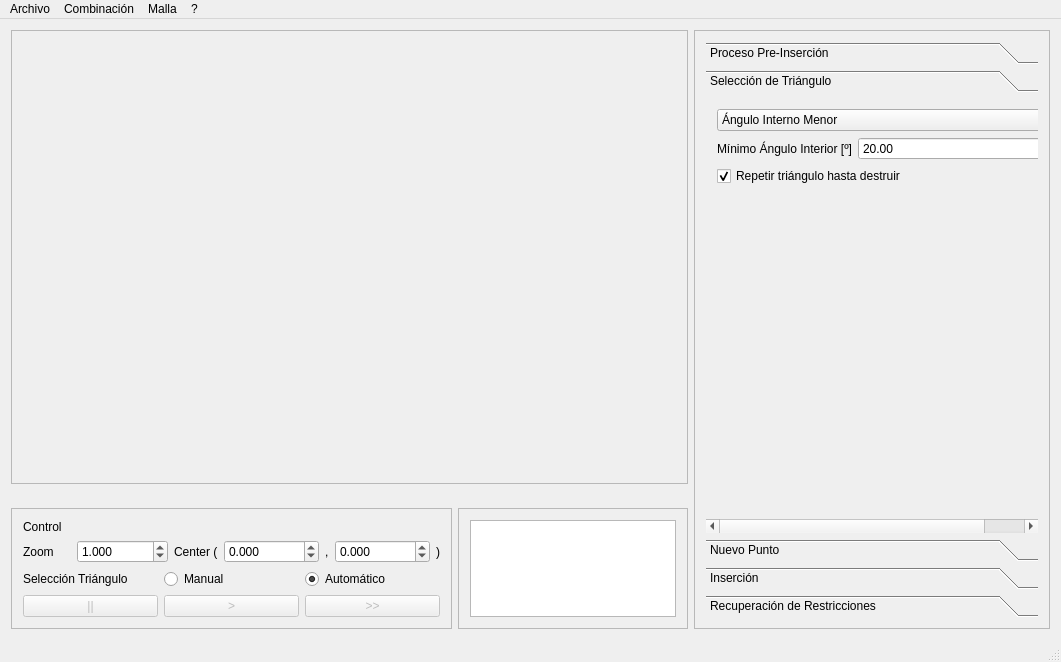
Qt form gui/forms/MainWindow.ui (afaundez/mesh-suite) before a commit.
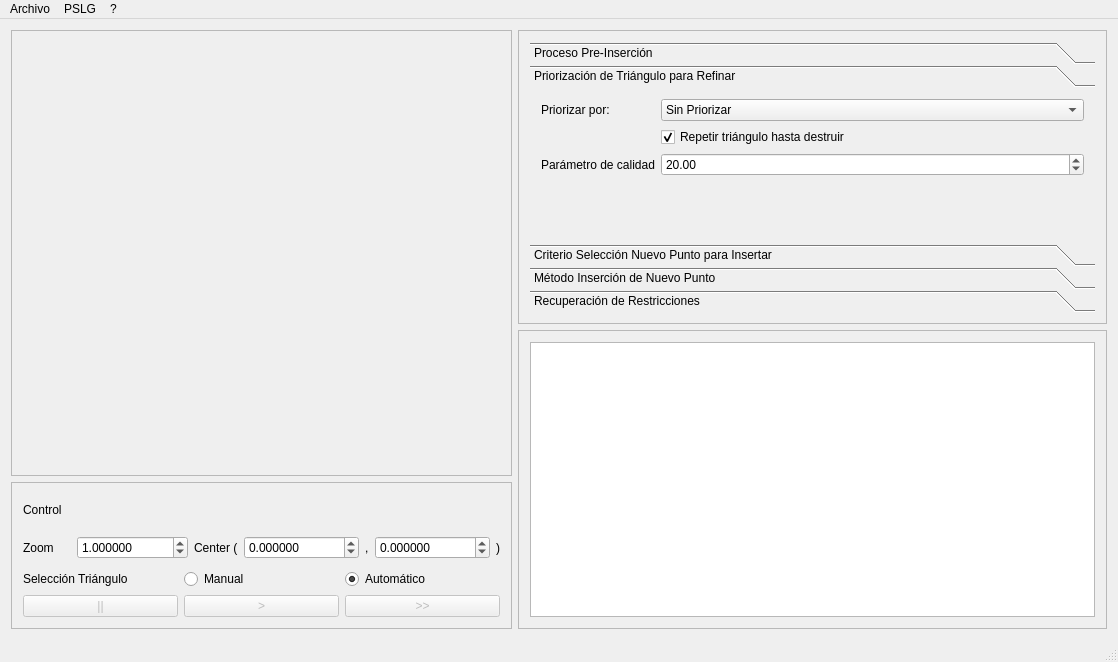
The same form after that commit. The open tabs and pages were chosen to show the change.

Patch:
```diff
--- a/gui/forms/MainWindow.ui
+++ b/gui/forms/MainWindow.ui
@@ -6,7 +6,7 @@
    <rect>
     <x>0</x>
     <y>0</y>
-    <width>1061</width>
+    <width>1118</width>
     <height>662</height>
    </rect>
   </property>
@@ -21,7 +21,7 @@
   </property>
   <widget class="QWidget" name="centralWidget">
    <layout class="QGridLayout" name="gridLayout_4">
-    <item row="0" column="0" colspan="2">
+    <item row="0" column="0" rowspan="6">
      <widget class="QFrame" name="viewerFrame">
       <property name="frameShape">
        <enum>QFrame::StyledPanel</enum>
@@ -49,7 +49,177 @@
       </layout>
      </widget>
     </item>
-    <item row="0" column="5" rowspan="6">
+    <item row="6" column="0" rowspan="2">
+     <widget class="QFrame" name="controlFrame">
+      <property name="frameShape">
+       <enum>QFrame::StyledPanel</enum>
+      </property>
+      <property name="frameShadow">
+       <enum>QFrame::Raised</enum>
+      </property>
+      <layout class="QVBoxLayout" name="verticalLayout">
+       <item>
+        <widget class="QLabel" name="infoControl">
+         <property name="text">
+          <string>Control</string>
+         </property>
+        </widget>
+       </item>
+       <item>
+        <layout class="QHBoxLayout" name="horizontalLayout_3">
+         <item>
+          <widget class="QLabel" name="scaleLabel">
+           <property name="text">
+            <string>Zoom     </string>
+           </property>
+          </widget>
+         </item>
+         <item>
+          <widget class="QDoubleSpinBox" name="scaleSpinBox">
+           <property name="decimals">
+            <number>6</number>
+           </property>
+           <property name="minimum">
+            <double>0.000001000000000</double>
+           </property>
+           <property name="maximum">
+            <double>1000000005.999999046325684</double>
+           </property>
+           <property name="singleStep">
+            <double>0.500000000000000</double>
+           </property>
+           <property name="value">
+            <double>1.000000000000000</double>
+           </property>
+          </widget>
+         </item>
+         <item>
+          <widget class="QLabel" name="openCenterLavel">
+           <property name="text">
+            <string>Center (</string>
+           </property>
+          </widget>
+         </item>
+         <item>
+          <widget class="QDoubleSpinBox" name="xTranslateDoubleSpinBox">
+           <property name="decimals">
+            <number>6</number>
+           </property>
+           <property name="minimum">
+            <double>-999999999.000000000000000</double>
+           </property>
+           <property name="maximum">
+            <double>999999999.000000000000000</double>
+           </property>
+          </widget>
+         </item>
+         <item>
+          <widget class="QLabel" name="commaCenterLabel">
+           <property name="text">
+            <string>,</string>
+           </property>
+          </widget>
+         </item>
+         <item>
+          <widget class="QDoubleSpinBox" name="yTranslateDoubleSpinBox">
+           <property name="decimals">
+            <number>6</number>
+           </property>
+           <property name="minimum">
+            <double>-999999999.000000000000000</double>
+           </property>
+           <property name="maximum">
+            <double>999999999.000000000000000</double>
+           </property>
+          </widget>
+         </item>
+         <item>
+          <widget class="QLabel" name="closeCenterLabel">
+           <property name="text">
+            <string>)</string>
+           </property>
+          </widget>
+         </item>
+        </layout>
+       </item>
+       <item>
+        <layout class="QHBoxLayout" name="horizontalLayout">
+         <item>
+          <widget class="QLabel" name="selectionTriangleLabel">
+           <property name="text">
+            <string>Selección Triángulo</string>
+           </property>
+          </widget>
+         </item>
+         <item>
+          <widget class="QRadioButton" name="manualRadioButton">
+           <property name="text">
+            <string>Manual</string>
+           </property>
+           <property name="shortcut">
+            <string>Ctrl+M</string>
+           </property>
+          </widget>
+         </item>
+         <item>
+          <widget class="QRadioButton" name="automaticRadioButton">
+           <property name="text">
+            <string>Automático</string>
+           </property>
+           <property name="shortcut">
+            <string>Ctrl+A</string>
+           </property>
+           <property name="checked">
+            <bool>true</bool>
+           </property>
+          </widget>
+         </item>
+        </layout>
+       </item>
+       <item>
+        <layout class="QHBoxLayout" name="horizontalLayout_2">
+         <item>
+          <widget class="QPushButton" name="stopButton">
+           <property name="enabled">
+            <bool>false</bool>
+           </property>
+           <property name="text">
+            <string>||</string>
+           </property>
+          </widget>
+         </item>
+         <item>
+          <widget class="QPushButton" name="refineOnceButton">
+           <property name="enabled">
+            <bool>false</bool>
+           </property>
+           <property name="text">
+            <string>&gt;</string>
+           </property>
+           <property name="shortcut">
+            <string>Ctrl+Shift+Space</string>
+           </property>
+          </widget>
+         </item>
+         <item>
+          <widget class="QPushButton" name="refineButton">
+           <property name="enabled">
+            <bool>false</bool>
+           </property>
+           <property name="text">
+            <string>&gt;&gt;</string>
+           </property>
+           <property name="shortcut">
+            <string>Ctrl+Space</string>
+           </property>
+          </widget>
+         </item>
+        </layout>
+       </item>
+      </layout>
+     </widget>
+    </item>
+    <item row="0" column="1" rowspan="4">
      <widget class="QFrame" name="optionFrame">
       <property name="frameShape">
        <enum>QFrame::StyledPanel</enum>
@@ -57,14 +227,17 @@
       <property name="frameShadow">
        <enum>QFrame::Raised</enum>
       </property>
-      <layout class="QGridLayout" name="gridLayout_3">
-       <item row="0" column="1">
+      <layout class="QVBoxLayout" name="verticalLayout_3">
+       <item>
         <widget class="QToolBox" name="optionToolBox">
          <property name="enabled">
           <bool>true</bool>
          </property>
          <property name="currentIndex">
-          <number>0</number>
+          <number>1</number>
+         </property>
+         <property name="tabSpacing">
+          <number>1</number>
          </property>
          <widget class="QWidget" name="preProcessPage">
           <property name="geometry">
@@ -113,56 +286,42 @@
            <rect>
             <x>0</x>
             <y>0</y>
-            <width>426</width>
-            <height>100</height>
+            <width>437</width>
+            <height>154</height>
            </rect>
           </property>
           <attribute name="label">
-           <string>Selección de Triángulo</string>
+           <string>Priorización de Triángulo para Refinar</string>
           </attribute>
           <layout class="QFormLayout" name="formLayout_5">
-           <item row="0" column="0" colspan="2">
-            <widget class="QComboBox" name="automaticTriangleSelectionComboBox">
-             <property name="enabled">
-              <bool>true</bool>
-             </property>
-             <item>
-              <property name="text">
-               <string>Ángulo Interno Menor</string>
-              </property>
-             </item>
-             <item>
-              <property name="text">
-               <string>Arista Más Pequeña</string>
-              </property>
-             </item>
-             <item>
-              <property name="text">
-               <string>Arista Más Pequeña, Prioridad Bordes y Aristas Restringidas</string>
-              </property>
-             </item>
-             <item>
-              <property name="text">
-               <string>Menor Circunradio</string>
-              </property>
-             </item>
-            </widget>
-           </item>
-           <item row="1" column="0">
+           <item row="4" column="0">
             <widget class="QLabel" name="label_2">
              <property name="text">
-              <string>Mínimo Ángulo Interior [º]</string>
+              <string>Parámetro de calidad</string>
              </property>
             </widget>
            </item>
-           <item row="1" column="1">
+           <item row="4" column="1">
             <widget class="QDoubleSpinBox" name="automaticTriangleSelectionDoubleSpinBox">
+             <property name="sizePolicy">
+              <sizepolicy hsizetype="Preferred" vsizetype="Preferred">
+               <horstretch>0</horstretch>
+               <verstretch>0</verstretch>
+              </sizepolicy>
+             </property>
              <property name="value">
               <double>20.000000000000000</double>
              </property>
             </widget>
            </item>
-           <item row="2" column="0" colspan="2">
+           <item row="0" column="0">
+            <widget class="QLabel" name="label_3">
+             <property name="text">
+              <string>Priorizar por:</string>
+             </property>
+            </widget>
+           </item>
+           <item row="3" column="1">
             <widget class="QCheckBox" name="repeatSelectedTriangleCheckBox">
              <property name="text">
               <string>Repetir triángulo hasta destruir</string>
@@ -172,6 +331,49 @@
              </property>
             </widget>
            </item>
+           <item row="0" column="1">
+            <widget class="QComboBox" name="automaticTriangleSelectionComboBox">
+             <property name="enabled">
+              <bool>true</bool>
+             </property>
+             <property name="sizePolicy">
+              <sizepolicy hsizetype="Preferred" vsizetype="Preferred">
+               <horstretch>0</horstretch>
+               <verstretch>0</verstretch>
+              </sizepolicy>
+             </property>
+             <item>
+              <property name="text">
+               <string>Sin Priorizar</string>
+              </property>
+             </item>
+             <item>
+              <property name="text">
+               <string>Ángulo Interno Menor</string>
+              </property>
+             </item>
+             <item>
+              <property name="text">
+               <string>Arista Más Pequeña</string>
+              </property>
+             </item>
+             <item>
+              <property name="text">
+               <string>Arista Más Pequeña, Prioridad Bordes</string>
+              </property>
+             </item>
+             <item>
+              <property name="text">
+               <string>Menor Circunradio</string>
+              </property>
+             </item>
+             <item>
+              <property name="text">
+               <string>Largo Borde</string>
+              </property>
+             </item>
+            </widget>
+           </item>
           </layout>
          </widget>
          <widget class="QWidget" name="newPointPage">
@@ -184,7 +386,7 @@
            </rect>
           </property>
           <attribute name="label">
-           <string>Nuevo Punto</string>
+           <string>Criterio Selección Nuevo Punto para Insertar</string>
           </attribute>
           <layout class="QFormLayout" name="formLayout_3">
            <property name="fieldGrowthPolicy">
@@ -246,7 +448,7 @@
            </rect>
           </property>
           <attribute name="label">
-           <string>Inserción</string>
+           <string>Método Inserción de Nuevo Punto</string>
           </attribute>
           <layout class="QFormLayout" name="formLayout">
            <property name="fieldGrowthPolicy">
@@ -315,162 +517,7 @@
       </layout>
      </widget>
     </item>
-    <item row="4" column="0" rowspan="2">
-     <widget class="QFrame" name="controlFrame">
-      <property name="frameShape">
-       <enum>QFrame::StyledPanel</enum>
-      </property>
-      <property name="frameShadow">
-       <enum>QFrame::Raised</enum>
-      </property>
-      <layout class="QVBoxLayout" name="verticalLayout">
-       <item>
-        <widget class="QLabel" name="infoControl">
-         <property name="text">
-          <string>Control</string>
-         </property>
-        </widget>
-       </item>
-       <item>
-        <layout class="QHBoxLayout" name="horizontalLayout_3">
-         <item>
-          <widget class="QLabel" name="scaleLabel">
-           <property name="text">
-            <string>Zoom     </string>
-           </property>
-          </widget>
-         </item>
-         <item>
-          <widget class="QDoubleSpinBox" name="scaleSpinBox">
-           <property name="decimals">
-            <number>3</number>
-           </property>
-           <property name="maximum">
-            <double>999999999.000000000000000</double>
-           </property>
-           <property name="singleStep">
-            <double>0.500000000000000</double>
-           </property>
-           <property name="value">
-            <double>1.000000000000000</double>
-           </property>
-          </widget>
-         </item>
-         <item>
-          <widget class="QLabel" name="openCenterLavel">
-           <property name="text">
-            <string>Center (</string>
-           </property>
-          </widget>
-         </item>
-         <item>
-          <widget class="QDoubleSpinBox" name="xTranslateDoubleSpinBox">
-           <property name="decimals">
-            <number>3</number>
-           </property>
-           <property name="minimum">
-            <double>-999999999.000000000000000</double>
-           </property>
-           <property name="maximum">
-            <double>999999999.000000000000000</double>
-           </property>
-          </widget>
-         </item>
-         <item>
-          <widget class="QLabel" name="commaCenterLabel">
-           <property name="text">
-            <string>,</string>
-           </property>
-          </widget>
-         </item>
-         <item>
-          <widget class="QDoubleSpinBox" name="yTranslateDoubleSpinBox">
-           <property name="decimals">
-            <number>3</number>
-           </property>
-           <property name="minimum">
-            <double>-999999999.000000000000000</double>
-           </property>
-           <property name="maximum">
-            <double>999999999.000000000000000</double>
-           </property>
-          </widget>
-         </item>
-         <item>
-          <widget class="QLabel" name="closeCenterLabel">
-           <property name="text">
-            <string>)</string>
-           </property>
-          </widget>
-         </item>
-        </layout>
-       </item>
-       <item>
-        <layout class="QHBoxLayout" name="horizontalLayout">
-         <item>
-          <widget class="QLabel" name="selectionTriangleLabel">
-           <property name="text">
-            <string>Selección Triángulo</string>
-           </property>
-          </widget>
-         </item>
-         <item>
-          <widget class="QRadioButton" name="manualRadioButton">
-           <property name="text">
-            <string>Manual</string>
-           </property>
-          </widget>
-         </item>
-         <item>
-          <widget class="QRadioButton" name="automaticRadioButton">
-           <property name="text">
-            <string>Automático</string>
-           </property>
-           <property name="checked">
-            <bool>true</bool>
-           </property>
-          </widget>
-         </item>
-        </layout>
-       </item>
-       <item>
-        <layout class="QHBoxLayout" name="horizontalLayout_2">
-         <item>
-          <widget class="QPushButton" name="stopButton">
-           <property name="enabled">
-            <bool>false</bool>
-           </property>
-           <property name="text">
-            <string>||</string>
-           </property>
-          </widget>
-         </item>
-         <item>
-          <widget class="QPushButton" name="refineOnceButton">
-           <property name="enabled">
-            <bool>false</bool>
-           </property>
-           <property name="text">
-            <string>&gt;</string>
-           </property>
-          </widget>
-         </item>
-         <item>
-          <widget class="QPushButton" name="refineButton">
-           <property name="enabled">
-            <bool>false</bool>
-           </property>
-           <property name="text">
-            <string>&gt;&gt;</string>
-           </property>
-          </widget>
-         </item>
-        </layout>
-       </item>
-      </layout>
-     </widget>
-    </item>
-    <item row="4" column="1" rowspan="2">
+    <item row="4" column="1" rowspan="4">
      <widget class="QFrame" name="frame">
       <property name="frameShape">
        <enum>QFrame::StyledPanel</enum>
@@ -478,11 +525,11 @@
       <property name="frameShadow">
        <enum>QFrame::Raised</enum>
       </property>
-      <layout class="QGridLayout" name="gridLayout">
-       <item row="0" column="0" rowspan="3" colspan="2">
+      <layout class="QVBoxLayout" name="verticalLayout_2">
+       <item>
         <widget class="QTextEdit" name="infoTextEdit">
          <property name="sizePolicy">
-          <sizepolicy hsizetype="Expanding" vsizetype="Ignored">
+          <sizepolicy hsizetype="Expanding" vsizetype="Expanding">
            <horstretch>0</horstretch>
            <verstretch>0</verstretch>
           </sizepolicy>
@@ -499,7 +546,7 @@
     <rect>
      <x>0</x>
      <y>0</y>
-     <width>1061</width>
+     <width>1118</width>
      <height>23</height>
     </rect>
    </property>
@@ -509,18 +556,9 @@
     </property>
     <addaction name="actionExit"/>
    </widget>
-   <widget class="QMenu" name="menuCombination">
-    <property name="title">
-     <string>Combinación</string>
-    </property>
-    <addaction name="actionNew"/>
-    <addaction name="actionOpen"/>
-    <addaction name="actionSave"/>
-    <addaction name="actionSaveAs"/>
-   </widget>
    <widget class="QMenu" name="menuMesh">
     <property name="title">
-     <string>Malla</string>
+     <string>PSLG</string>
     </property>
     <addaction name="actionLoad"/>
     <addaction name="actionReload"/>
@@ -532,7 +570,6 @@
     <addaction name="actionAbout"/>
    </widget>
    <addaction name="menuFile"/>
-   <addaction name="menuCombination"/>
    <addaction name="menuMesh"/>
    <addaction name="menuHelp"/>
   </widget>
```
Left out of the diff: 36 changed lines with no effect on the pictures.
